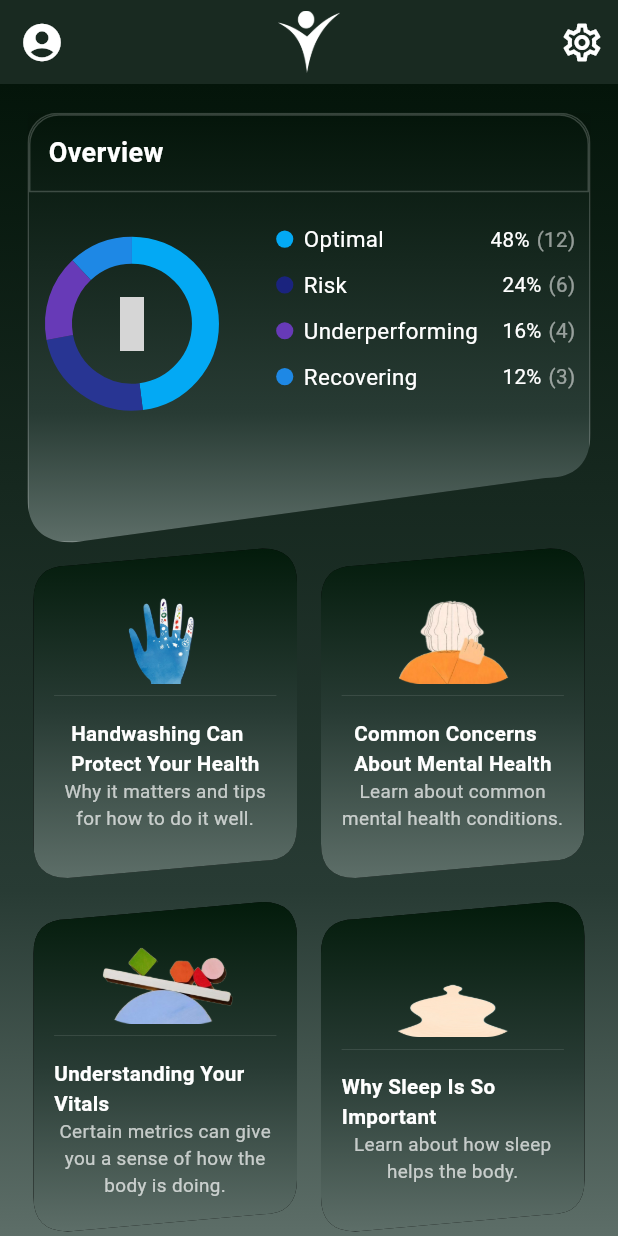
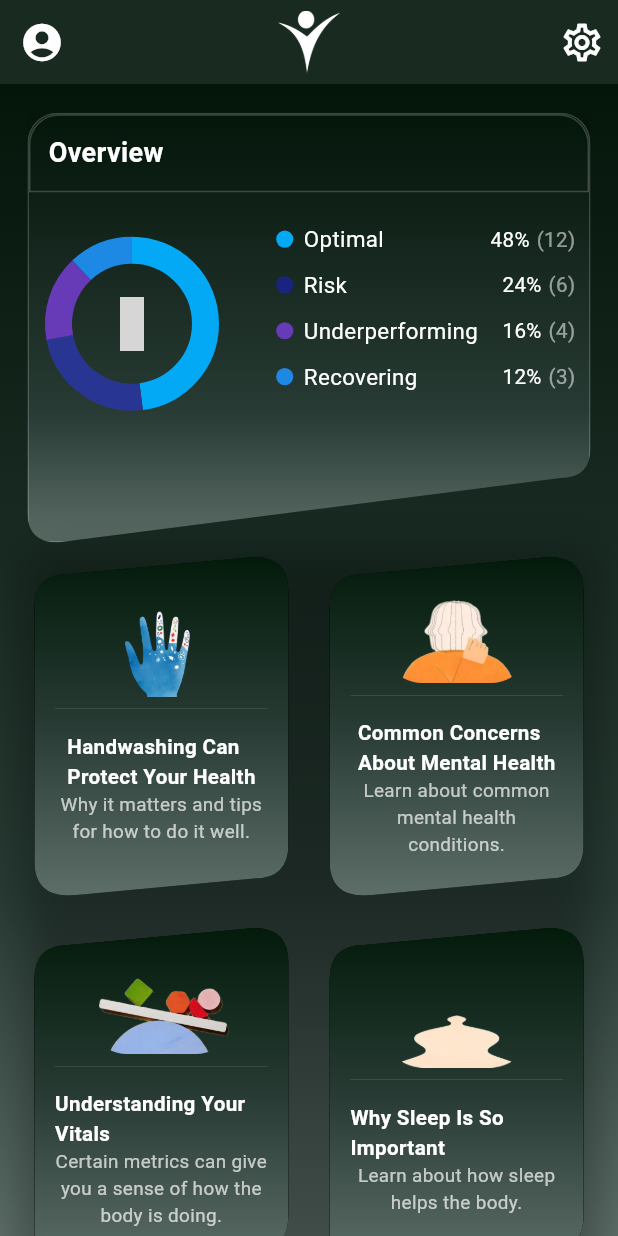
Before and after one commit to AmmarAyman108/optikick-app, a Flutter app: the screen it shows after launch, on a phone screen of 412 x 824 dp. Run offline on Flutter 3.47's test engine with Material 3 defaults, Android fonts, the light colour scheme and no system bars; drawn by our look-alikes of fl_chart; our stand-ins replace flutter_bloc, flutter_screenutil, flutter_svg, material_symbols_icons; grey boxes are pictures that could not be loaded.

Commit message:
Refactor MyClipperPath radius and enhance HomeScreenBody with shadow effect for grid items

```diff
--- a/lib/features/home/presentation/widgets/custom_clip_path.dart
+++ b/lib/features/home/presentation/widgets/custom_clip_path.dart
@@ -3,7 +3,7 @@ import 'package:flutter/material.dart';
 class MyClipperPath extends CustomClipper<Path> {
   @override
   Path getClip(Size size) {
-    double radius = 30.0;
+    double radius = 20.0;
 
     Path path = Path()
       ..moveTo(0, 0)
--- a/lib/features/home/presentation/widgets/home_screen_body.dart
+++ b/lib/features/home/presentation/widgets/home_screen_body.dart
@@ -4,7 +4,6 @@ import 'package:optikick/features/home/presentation/data/info_card_model.dart';
 import 'package:optikick/features/home/presentation/widgets/overviewsection.dart';
 import 'package:optikick/features/home/presentation/widgets/info_card.dart';
 
-// HomeScreenBody Widget with Custom Paint Widgets
 class HomeScreenBody extends StatelessWidget {
   const HomeScreenBody({Key? key}) : super(key: key);
 
@@ -32,27 +31,48 @@ class HomeScreenBody extends StatelessWidget {
             crossAxisAlignment: CrossAxisAlignment.start,
             children: [
               OverviewSection(),
-              Column(
-                children: [
-                  GridView.count(
+              // Shadow effect container for the grid
+              Container(
+                decoration: BoxDecoration(
+                  boxShadow: [
+                    BoxShadow(
+                      color: Colors.black.withOpacity(0.3),
+                      blurRadius: 24,
+                      spreadRadius: 4,
+                      offset: Offset(0, 8.h),
+                    ),
+                  ],
+                ),
+                child: GridView.count(
                   crossAxisCount: 2,
-                    padding: const EdgeInsets.all(4),
-                    childAspectRatio: 0.8,
-                    crossAxisSpacing: 16,
-                    mainAxisSpacing: 16,
+                  padding: EdgeInsets.symmetric(horizontal: 4.w, vertical: 8.h),
+                  childAspectRatio: 0.75,
+                  crossAxisSpacing: 24.w,
+                  mainAxisSpacing: 18.h,
                   physics: const NeverScrollableScrollPhysics(),
                   shrinkWrap: true,
                   children: List.generate(infoCards.length, (index) {
                     final card = infoCards[index];
-                      return InfoCard(
+                    return InkWell(
+                      borderRadius: BorderRadius.circular(12),
+                      enableFeedback: true,
+                      onTap: () {
+                        print("tapped on ${card.title}");
+                      },
+
+                      child: Hero(
+                        tag: 'infoCard_${card.title}',
+                        child: InfoCard(
                           imagePath: card.imagePath,
                           title: card.title,
                           description: card.description,
+                        ),
+                      ),
                     );
                   }),
                 ),
-                ],
-              )
+              ),
+              SizedBox(height: 24.h), // Additional bottom spacing
             ],
           ),
         ),
```
Lines whose indentation alone changed are shown as unchanged.
